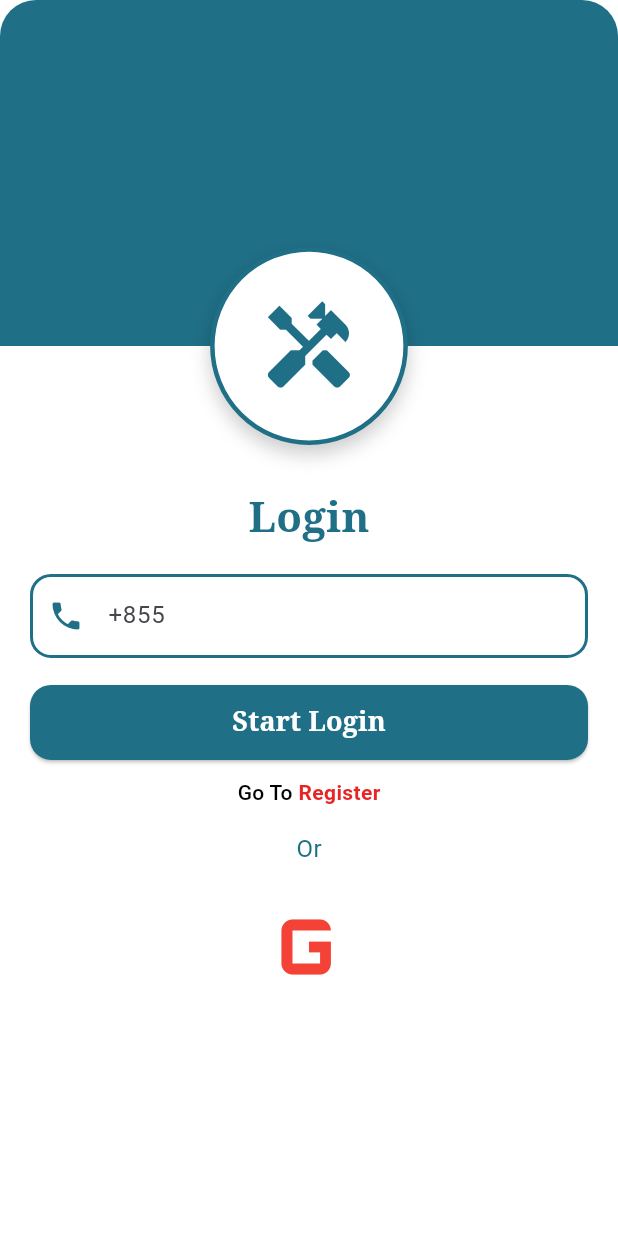
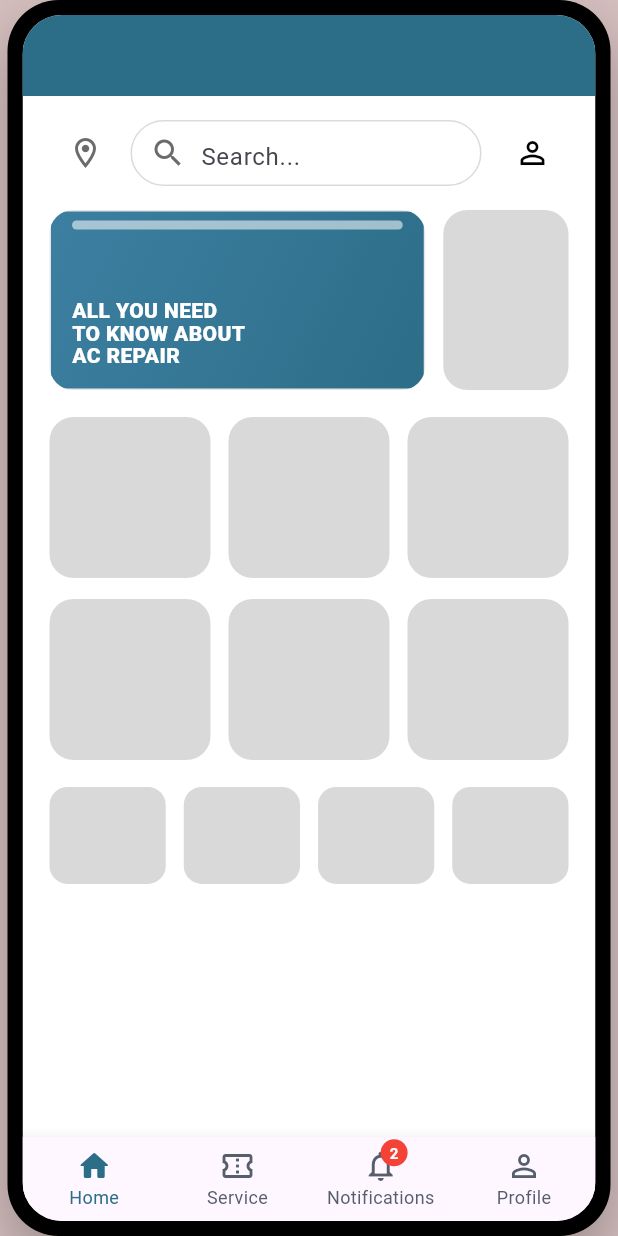
Before and after one commit to naydany/Group1_Flutter_Project, a Flutter app: the LoginPage screen opened directly, after a tap on "Start Login", on a phone screen of 412 x 824 dp. Run offline on Flutter 3.47's test engine with Material 3 defaults, Android fonts, the phone set to English and light mode, and no system bars.

Commit message:
add-home-page

```diff
--- /dev/null
+++ b/lib/pages/home_page.dart
@@ -0,0 +1,326 @@
+import 'package:flutter/material.dart';
+
+class HomePage extends StatefulWidget {
+  const HomePage({super.key});
+
+  @override
+  State<HomePage> createState() => _HomePageState();
+}
+
+class _HomePageState extends State<HomePage> {
+  TextEditingController _searchController = TextEditingController();
+  int _tab = 0;
+
+  static const Color kTopTeal = Color(0xFF2C6E88);
+  static const Color kBorder = Color(0xFFDBDBDB);
+  static const Color kIconGray = Color(0xFF6B6B6B);
+
+  @override
+  Widget build(BuildContext context) {
+    return Scaffold(
+      backgroundColor: Colors.white,
+
+      // Bottom nav like screenshot
+      bottomNavigationBar: BottomNavigationBar(
+        currentIndex: _tab,
+        onTap: (i) => setState(() => _tab = i),
+        type: BottomNavigationBarType.fixed,
+        selectedItemColor: const Color(0xFF2C6E88),
+        unselectedItemColor: const Color(0xFF565E6B),
+        selectedFontSize: 12,
+        unselectedFontSize: 12,
+        items: [
+          const BottomNavigationBarItem(
+            icon: Icon(Icons.home_outlined),
+            activeIcon: Icon(Icons.home_rounded),
+            label: "Home",
+          ),
+          const BottomNavigationBarItem(
+            icon: Icon(Icons.confirmation_num_outlined),
+            activeIcon: Icon(Icons.confirmation_num_rounded),
+            label: "Service",
+          ),
+          BottomNavigationBarItem(
+            icon: _Badge(
+              count: 2,
+              child: const Icon(Icons.notifications_none),
+            ),
+            activeIcon: _Badge(
+              count: 2,
+              child: const Icon(Icons.notifications),
+            ),
+            label: "Notifications",
+          ),
+          const BottomNavigationBarItem(
+            icon: Icon(Icons.person_outline),
+            activeIcon: Icon(Icons.person),
+            label: "Profile",
+          ),
+        ],
+      ),
+
+      body: SafeArea(
+        child: Column(
+          children: [
+            // Top teal bar
+            Container(height: 54, color: kTopTeal),
+
+            // Main scroll
+            Expanded(
+              child: SingleChildScrollView(
+                padding: const EdgeInsets.fromLTRB(18, 14, 18, 18),
+                child: Column(
+                  crossAxisAlignment: CrossAxisAlignment.start,
+                  children: [
+                    // Search row
+                    Row(
+                      children: [
+                        IconButton(
+                          onPressed: () {},
+                          icon: const Icon(Icons.location_on_outlined),
+                          color: kIconGray,
+                        ),
+                        const SizedBox(width: 6),
+
+                        Expanded(
+                          child: Container(
+                            height: 44,
+                            decoration: BoxDecoration(
+                              color: Colors.white,
+                              borderRadius: BorderRadius.circular(22),
+                              border: Border.all(color: kBorder),
+                            ),
+                            padding: const EdgeInsets.symmetric(horizontal: 12),
+                            child: Row(
+                              children: [
+                                const Icon(Icons.search, color: Color(0xFF6B6B6B)),
+                                const SizedBox(width: 10),
+                                Expanded(
+                                  child: TextField(
+                                    controller: _searchController,
+                                    decoration: const InputDecoration(
+                                      hintText: "Search...",
+                                      border: InputBorder.none,
+                                    ),
+                                  ),
+                                ),
+                              ],
+                            ),
+                          ),
+                        ),
+
+                        const SizedBox(width: 10),
+                        IconButton(
+                          onPressed: () {},
+                          icon: const Icon(Icons.person_outline),
+                          color: Colors.black,
+                        ),
+                      ],
+                    ),
+
+                    const SizedBox(height: 14),
+
+                    // Banner row (left big banner + right gray card)
+                    Row(
+                      children: [
+                        Expanded(
+                          flex: 3,
+                          child: Container(
+                            height: 120,
+                            decoration: BoxDecoration(
+                              borderRadius: BorderRadius.circular(16),
+                              color: const Color(0xFFE9EEF3),
+                              border: Border.all(color: const Color(0xFFE6E6E6)),
+                            ),
+                            clipBehavior: Clip.antiAlias,
+                            child: Stack(
+                              children: [
+                                // Placeholder "image"
+                                Positioned.fill(
+                                  child: Container(
+                                    decoration: const BoxDecoration(
+                                      gradient: LinearGradient(
+                                        begin: Alignment.topLeft,
+                                        end: Alignment.bottomRight,
+                                        colors: [
+                                          Color(0xFF3D7FA1),
+                                          Color(0xFF2C6E88),
+                                        ],
+                                      ),
+                                    ),
+                                  ),
+                                ),
+                                // Little top line like screenshot
+                                Positioned(
+                                  top: 6,
+                                  left: 14,
+                                  right: 14,
+                                  child: Container(
+                                    height: 6,
+                                    decoration: BoxDecoration(
+                                      color: Colors.white.withOpacity(0.55),
+                                      borderRadius: BorderRadius.circular(10),
+                                    ),
+                                  ),
+                                ),
+                                // Banner text
+                                const Positioned(
+                                  left: 14,
+                                  bottom: 14,
+                                  right: 14,
+                                  child: Text(
+                                    "ALL YOU NEED\nTO KNOW ABOUT\nAC REPAIR",
+                                    style: TextStyle(
+                                      color: Colors.white,
+                                      fontWeight: FontWeight.w800,
+                                      height: 1.05,
+                                    ),
+                                  ),
+                                ),
+                              ],
+                            ),
+                          ),
+                        ),
+                        const SizedBox(width: 12),
+                        Expanded(
+                          flex: 1,
+                          child: Container(
+                            height: 120,
+                            decoration: BoxDecoration(
+                              borderRadius: BorderRadius.circular(16),
+                              color: const Color(0xFFD9D9D9),
+                            ),
+                          ),
+                        ),
+                      ],
+                    ),
+
+                    const SizedBox(height: 18),
+
+                    // Grid section (2 rows of 3 big squares like screenshot)
+                    _Grid3x2(),
+
+                    const SizedBox(height: 18),
+
+                    // Bottom small cards row (like screenshot)
+                    Row(
+                      children: [
+                        _SmallCard(),
+                        const SizedBox(width: 12),
+                        _SmallCard(),
+                        const SizedBox(width: 12),
+                        _SmallCard(),
+                        const SizedBox(width: 12),
+                        _SmallCard(),
+                      ],
+                    ),
+                  ],
+                ),
+              ),
+            ),
+          ],
+        ),
+      ),
+    );
+  }
+}
+
+class _Grid3x2 extends StatelessWidget {
+  @override
+  Widget build(BuildContext context) {
+    return Column(
+      children: [
+        Row(
+          children: const [
+            Expanded(child: _BigCard()),
+            SizedBox(width: 12),
+            Expanded(child: _BigCard()),
+            SizedBox(width: 12),
+            Expanded(child: _BigCard()),
+          ],
+        ),
+        const SizedBox(height: 14),
+        Row(
+          children: const [
+            Expanded(child: _BigCard()),
+            SizedBox(width: 12),
+            Expanded(child: _BigCard()),
+            SizedBox(width: 12),
+            Expanded(child: _BigCard()),
+          ],
+        ),
+      ],
+    );
+  }
+}
+
+class _BigCard extends StatelessWidget {
+  const _BigCard();
+
+  @override
+  Widget build(BuildContext context) {
+    return AspectRatio(
+      aspectRatio: 1,
+      child: Container(
+        decoration: BoxDecoration(
+          color: const Color(0xFFD9D9D9),
+          borderRadius: BorderRadius.circular(16),
+        ),
+      ),
+    );
+  }
+}
+
+class _SmallCard extends StatelessWidget {
+  @override
+  Widget build(BuildContext context) {
+    return Expanded(
+      child: AspectRatio(
+        aspectRatio: 1.2,
+        child: Container(
+          decoration: BoxDecoration(
+            color: const Color(0xFFD9D9D9),
+            borderRadius: BorderRadius.circular(12),
+          ),
+        ),
+      ),
+    );
+  }
+}
+
+class _Badge extends StatelessWidget {
+  final int count;
+  final Widget child;
+
+  const _Badge({required this.count, required this.child});
+
+  @override
+  Widget build(BuildContext context) {
+    return Stack(
+      clipBehavior: Clip.none,
+      children: [
+        child,
+        if (count > 0)
+          Positioned(
+            right: -6,
+            top: -6,
+            child: Container(
+              padding: const EdgeInsets.symmetric(horizontal: 6, vertical: 2),
+              decoration: BoxDecoration(
+                color: Colors.red,
+                borderRadius: BorderRadius.circular(12),
+              ),
+              child: Text(
+                "$count",
+                style: const TextStyle(
+                  color: Colors.white,
+                  fontSize: 10,
+                  fontWeight: FontWeight.w700,
+                ),
+              ),
+            ),
+          ),
+      ],
+    );
+  }
+}
--- a/lib/pages/login_page.dart
+++ b/lib/pages/login_page.dart
@@ -1,4 +1,5 @@
 import 'package:flutter/material.dart';
+import 'package:maintenance_provider_service/pages/home_page.dart';
 import 'package:maintenance_provider_service/pages/register_page.dart';
 import 'package:maintenance_provider_service/widgets/phone_frame.dart';
 
@@ -80,6 +81,13 @@ class LoginPage extends StatelessWidget {
                                 ),
                                 onPressed: () {
                                   // TODO: start login action
+                                  Navigator.push(context,
+                                    MaterialPageRoute(
+                                      builder: (_) => const PhoneFrame(
+                                        child: HomePage(),
+                                      ),
+                                    ),
+                                  );
                                 },
                                 child: const Text(
                                   "Start Login",
```
